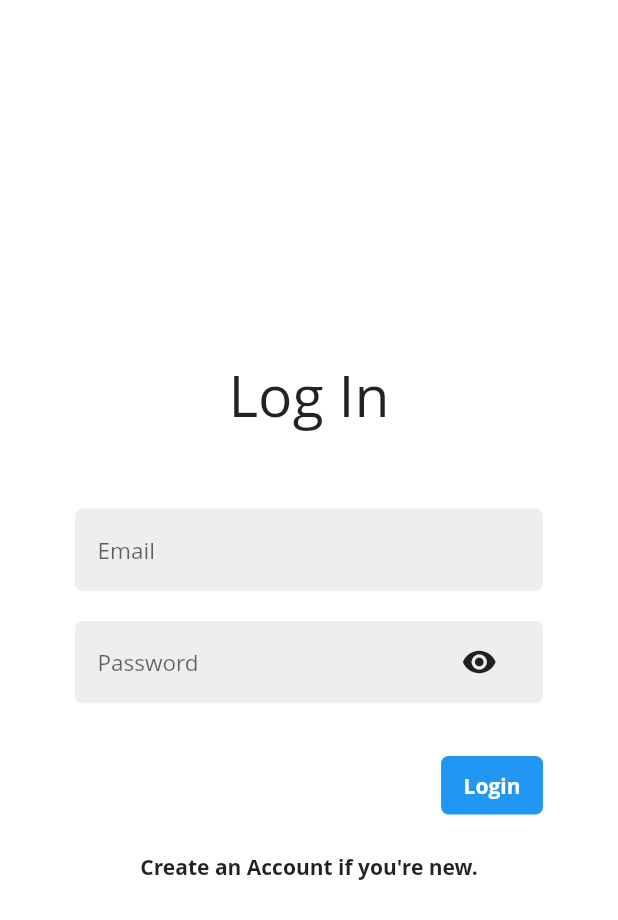
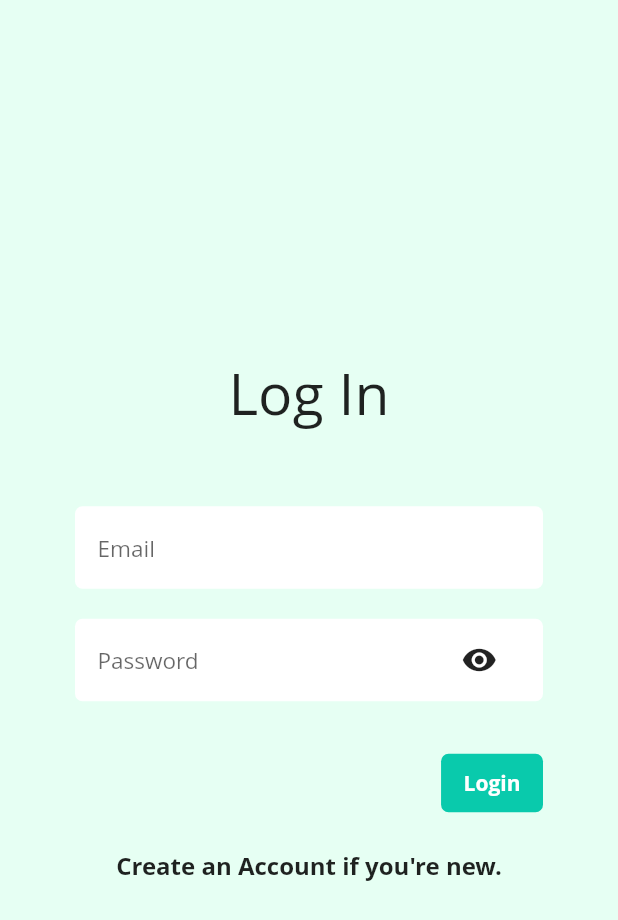
Before and after one commit to Siddharthajz/vaccine_app, a Flutter app: the screen it shows after launch, on a phone screen of 412 x 824 dp. Shown: the top 920 px of the screen. Run offline on Flutter 3.47's test engine with Material 2 defaults, Android fonts, the phone set to English and light mode, and no system bars; our stand-ins replace cloud_firestore, firebase_auth, firebase_core, firebase_crashlytics, flutter_local_notifications, get_it and 3 more; accounts and stored records are empty; generated files the repository leaves out were written again; Roboto replaces fonts that are missing (Open Sans).

Commit message:
Release 1.2.8
Changed the theme (made everything a bit green)

```diff
--- a/lib/main.dart
+++ b/lib/main.dart
@@ -73,6 +73,7 @@ class _MyAppState extends State<MyApp> {
                     debugShowCheckedModeBanner: false,
                     navigatorKey: locator<NavigationService>().navigationKey,
                     theme: ThemeData(
+                        scaffoldBackgroundColor: Color.fromARGB(255, 230, 255, 243),
                         primaryColor: Color.fromARGB(255, 9, 202, 172),
                         backgroundColor: Color.fromARGB(255, 26, 27, 30),
                         textTheme: Theme.of(context).textTheme.apply(
--- a/lib/ui/shared/app_colors.dart
+++ b/lib/ui/shared/app_colors.dart
@@ -1,7 +1,9 @@
+import 'package:flutter/cupertino.dart';
 import 'package:flutter/material.dart';
 
 const Color lightGrey = Color.fromARGB(255,61,63,69);
 const Color darkGrey = Color.fromARGB(255,18,18,19);
 const Color primaryColor =  Color.fromARGB(255, 9, 202, 172);
+const Color lightGreen = Color.fromARGB(255, 230, 255, 243);
 const Color backgroundColor = Color.fromARGB(255, 26, 27, 30);
 const Color splashBgColor = Color(0xffe5f9f8);
--- a/lib/ui/shared/shared_styles.dart
+++ b/lib/ui/shared/shared_styles.dart
@@ -3,7 +3,7 @@ import 'package:flutter/material.dart';
 // Box Decorations
 
 BoxDecoration fieldDecoration = BoxDecoration(
-    borderRadius: BorderRadius.circular(5), color: Colors.grey[200]);
+    borderRadius: BorderRadius.circular(5), color: Colors.white/**Color.fromARGB(255, 242, 255, 252)**/);
 
 BoxDecoration disabledFieldDecoration = BoxDecoration(
     borderRadius: BorderRadius.circular(5), color: Colors.grey[100]);
--- a/lib/ui/shared/sticky_header_tool.dart
+++ b/lib/ui/shared/sticky_header_tool.dart
@@ -22,7 +22,7 @@ class StickyHeader extends StatelessWidget{
                     child: Text(
                         headerText,
                         style: TextStyle(
-                            color: Colors.black54,
+                            color: Theme.of(context).primaryColor,
                             fontSize: 18,
                             fontWeight: FontWeight.bold
                         ),
--- a/lib/ui/views/addChild_view.dart
+++ b/lib/ui/views/addChild_view.dart
@@ -1,6 +1,7 @@
 import 'package:flutter/cupertino.dart';
 import 'package:flutter/material.dart';
 import 'package:stacked/stacked.dart';
+import 'package:vaccineApp/main.dart';
 import 'package:vaccineApp/ui/shared/ui_helpers.dart';
 import 'package:vaccineApp/ui/widgets/busy_button.dart';
 import 'package:vaccineApp/ui/widgets/busy_overlay.dart';
@@ -22,7 +23,7 @@ class AddChild extends StatelessWidget {
         return ViewModelBuilder<AddChildViewModel>.reactive(
             viewModelBuilder: () => AddChildViewModel(),
             builder: (context, model, child) => Scaffold(
-                backgroundColor: Colors.white,
+                backgroundColor: Color.fromARGB(255, 9, 202, 172),//Colors.white,
                 appBar: AppBar(
                     title: const Text('Add Child Profile'),
                 ),
--- a/lib/ui/views/childrenList_view.dart
+++ b/lib/ui/views/childrenList_view.dart
@@ -16,6 +16,7 @@ class ChildrenList extends StatelessWidget {
             disposeViewModel: false,
             viewModelBuilder: () => ChildrenListViewModel(),
             builder: (context, model, child) => Scaffold(
+                backgroundColor: Theme.of(context).scaffoldBackgroundColor,
                 appBar: AppBar(
                     title: const Text('Child List'),
                 ),
@@ -25,7 +26,7 @@ class ChildrenList extends StatelessWidget {
                     child: (model.children.length > 0) ? ListView.builder(
                       itemCount: model.children.length,
                       itemBuilder: (context, index) => ChildListItem(
-                          leadingWidget: model.isActiveChild(index) ? Icon(Icons.check_box, color: Colors.lightBlue) : Icon(Icons.check_box_outline_blank),
+                          leadingWidget: model.isActiveChild(index) ? Icon(Icons.check_box, color: Theme.of(context).primaryColor) : Icon(Icons.check_box_outline_blank),
                           child: model.children[index],
                           onTapChild: () => model.setActiveChild(index),
                       ),
@@ -34,7 +35,7 @@ class ChildrenList extends StatelessWidget {
                 floatingActionButton: FloatingActionButton(
                     onPressed: () => model.goToAddChild(),
                     child: Icon(Icons.add),
-                    backgroundColor: Colors.lightBlueAccent,
+                    backgroundColor: Theme.of(context).primaryColor,
                 ),
             ),
         );
--- a/lib/ui/views/login_view.dart
+++ b/lib/ui/views/login_view.dart
@@ -15,7 +15,6 @@ class LoginView extends StatelessWidget {
     return ViewModelBuilder<LoginViewModel>.reactive(
       viewModelBuilder: () => LoginViewModel(),
       builder: (context, model, child) => Scaffold(
-          backgroundColor: Colors.white,
           body: Padding(
             padding: const EdgeInsets.symmetric(horizontal: 50),
             child: Column(
--- a/lib/ui/widgets/busy_button.dart
+++ b/lib/ui/widgets/busy_button.dart
@@ -32,7 +32,7 @@ class _BusyButtonState extends State<BusyButton> {
               horizontal: widget.busy ? 10 : 15,
               vertical: widget.busy ? 10 : 10),
           decoration: BoxDecoration(
-            color: widget.enabled ? Colors.blue : Colors.lightBlueAccent,
+            color: widget.enabled ? Theme.of(context).primaryColor : Colors.lightBlueAccent,
             borderRadius: BorderRadius.circular(5),
           ),
           child: !widget.busy
--- a/lib/ui/widgets/checkbox_widget.dart
+++ b/lib/ui/widgets/checkbox_widget.dart
@@ -25,6 +25,7 @@ class _CheckBoxFieldState extends State<CheckBoxField> {
     @override
     Widget build(BuildContext context) {
         return CheckboxListTile(
+            activeColor: Theme.of(context).primaryColor,
             title: Text(widget.title),
             value: widget.value,
             onChanged: (value) {
--- a/lib/ui/widgets/dose_list_item.dart
+++ b/lib/ui/widgets/dose_list_item.dart
@@ -16,6 +16,7 @@ class DoseListItem extends StatelessWidget {
     Widget build(BuildContext context) {
         return ListTile(
             title: Card(
+                color: Color.fromRGBO(255, 255, 255, 1),
                 child: Column(
                     mainAxisSize: MainAxisSize.min,
                     children: <Widget>[
--- a/lib/ui/widgets/text_link.dart
+++ b/lib/ui/widgets/text_link.dart
@@ -11,7 +11,7 @@ class TextLink extends StatelessWidget {
       onTap: onPressed,
       child: Text(
         text,
-        style: TextStyle(fontWeight: FontWeight.w700, fontSize: 14),
+        style: TextStyle(fontWeight: FontWeight.w700, fontSize: 16),
       ),
     );
   }
--- a/pubspec.yaml
+++ b/pubspec.yaml
@@ -17,7 +17,7 @@ dependencies:
   firebase_analytics:
   firebase_crashlytics:
   animations:
-  settings_ui: ^0.3.0
+  settings_ui:
   intl:
   hive:
   hive_flutter:
```
Also changed, not shown: lib/services/notification_service.dart (+8 -8 lines), lib/ui/views/settings_view.dart (+7 -0 lines), pubspec.lock, 1 other file.
